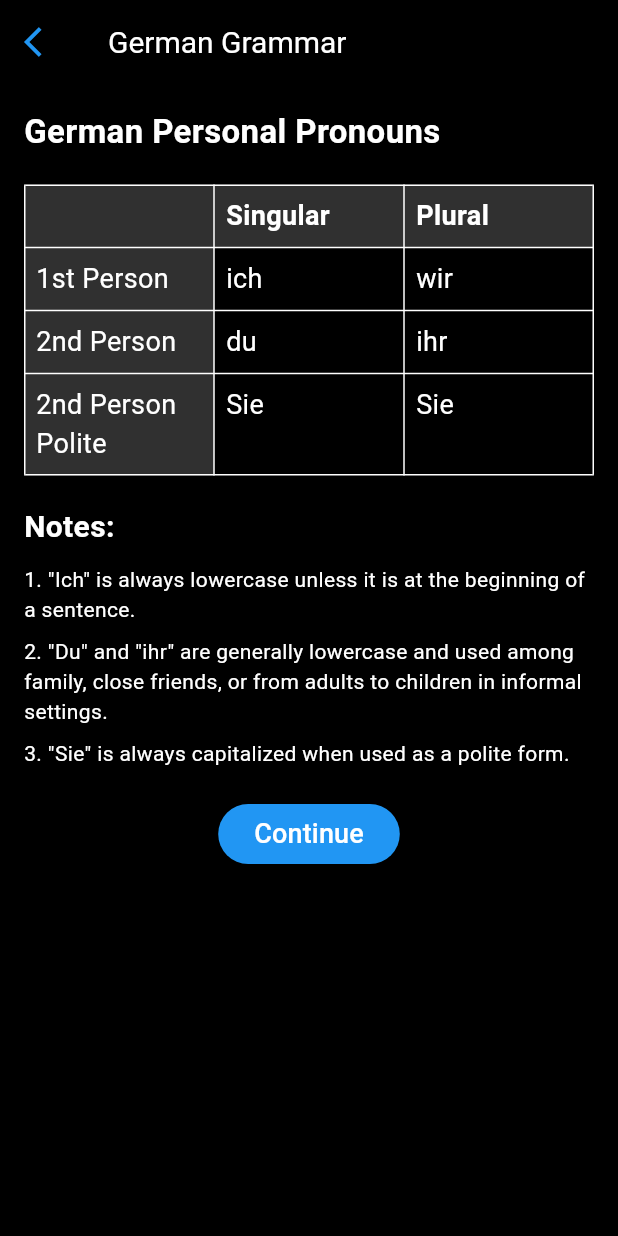
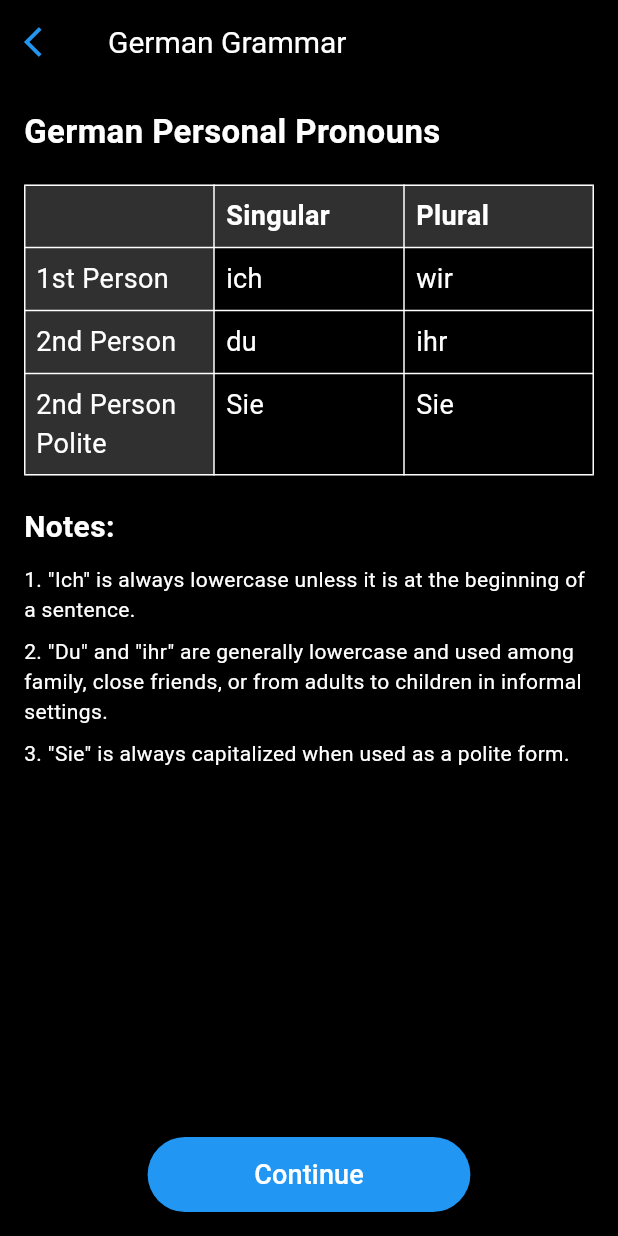
Before and after one commit to dopeCoded/bero, a Flutter app: the LectureScreen screen opened directly, on a phone screen of 412 x 824 dp. Run offline on Flutter 3.47's test engine with Material 3 defaults, Android fonts, the light colour scheme and no system bars.

Commit message:
fixed continue button

```diff
--- a/lib/lecture.dart
+++ b/lib/lecture.dart
@@ -16,6 +16,9 @@ class LectureScreen extends StatelessWidget {
       ),
       backgroundColor: Colors.black,
       body: SafeArea(
+        child: Column(
+          children: <Widget>[
+            Expanded( // スクロール可能なコンテンツ領域をExpandedウィジェットで囲む
               child: SingleChildScrollView(
                 padding: EdgeInsets.all(16),
                 child: Column(
@@ -48,7 +51,13 @@ class LectureScreen extends StatelessWidget {
                       style: TextStyle(color: Colors.white),
                     ),
                     SizedBox(height: 20),
-              Center(
+                  ],
+                ),
+              ),
+            ),
+            Container( // ボタンを固定するためのContainer
+              width: MediaQuery.of(context).size.width * 0.6,
+              padding: EdgeInsets.all(16),
               child: ElevatedButton(
                 onPressed: () {
                   // Navigate to the next screen (questions)
@@ -57,11 +66,11 @@ class LectureScreen extends StatelessWidget {
                 style: ElevatedButton.styleFrom(
                   foregroundColor: Colors.white,
                   backgroundColor: Colors.blue,
+                  padding: EdgeInsets.symmetric(vertical: 12),
                 ),
               ),
             ),
           ],
-          ),
         ),
       ),
     );
```
Also changed, not shown: 3 other files. Lines whose indentation alone changed are shown as unchanged.
